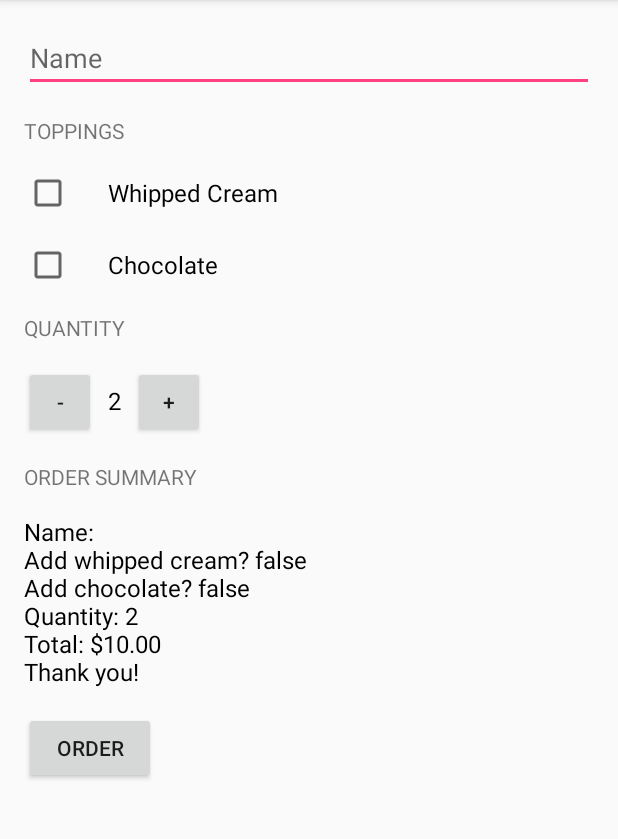
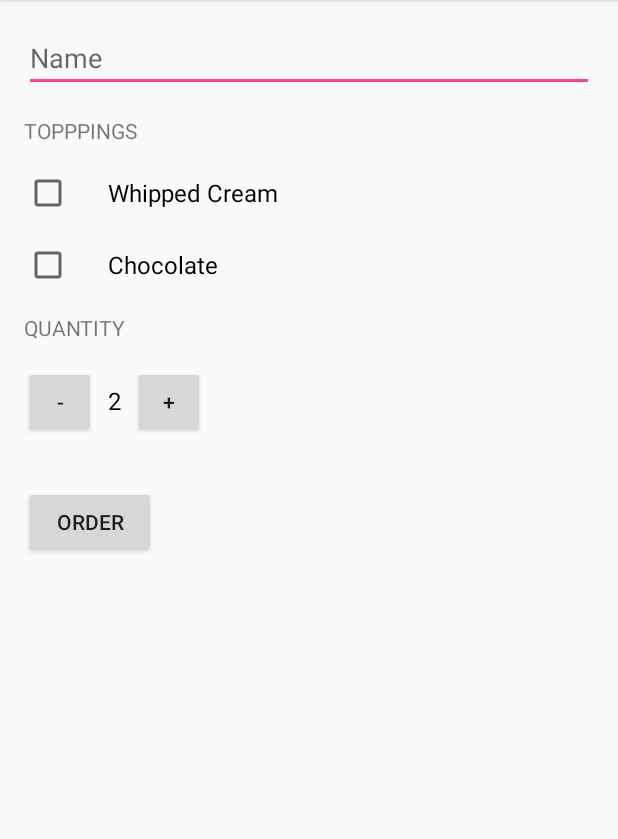
Before and after one commit to allerasouza/JustJava, an Android app: the screen it shows after launch (MainActivity), after a tap on "ORDER", on a phone screen of 412 x 824 dp, the part 84-923 px from its top. Run offline under Robolectric (Android 15) with nearby library versions, the phone set to English and light mode, and no system bars.

Commit message:
9) Styles

```diff
--- a/app/src/main/AndroidManifest.xml
+++ b/app/src/main/AndroidManifest.xml
@@ -1,6 +1,7 @@
 <?xml version="1.0" encoding="utf-8"?>
 <manifest xmlns:android="http://schemas.android.com/apk/res/android"
     package="com.example.android.justjava" >
+    <!--uses-permission android:name="com.android.alarm.permission.SET_ALARM" /-->
 
     <application
         android:allowBackup="true"
--- a/app/src/main/java/com/example/android/justjava/MainActivity.java
+++ b/app/src/main/java/com/example/android/justjava/MainActivity.java
@@ -6,12 +6,16 @@ package com.example.android.justjava;
  * package com.example.android.justjava;
  */
 
+import android.content.Intent;
+import android.net.Uri;
 import android.os.Bundle;
+//import android.provider.AlarmClock;
 import android.support.v7.app.AppCompatActivity;
 import android.view.View;
 import android.widget.CheckBox;
 import android.widget.EditText;
 import android.widget.TextView;
+import android.widget.Toast;
 
 import java.text.NumberFormat;
 
@@ -37,7 +41,29 @@ public class MainActivity extends AppCompatActivity {
     public void submitOrder(View view) {
         int price = calculatePrice();
         String priceMessage = createOrderSummary(price);
-        displayMessage(priceMessage);
+        //displayMessage(priceMessage);
+
+        /*Intent intent = new Intent(Intent.ACTION_SET_ALARM);
+        intent.setData(Uri.parse("geo:47.6, -122.3"));
+        if(intent.resolveActivity(getPackageManager()) != null)
+            startActivity(intent);*/
+
+        /*Intent intent = new Intent(AlarmClock.ACTION_SET_ALARM);
+        intent.putExtra(AlarmClock.EXTRA_MESSAGE, "AAS");
+        intent.putExtra(AlarmClock.EXTRA_HOUR, 20);
+        intent.putExtra(AlarmClock.EXTRA_MINUTES, 10);
+        if (intent.resolveActivity(getPackageManager()) != null) {
+            startActivity(intent);
+        }//<uses-permission android:name="com.android.alarm.permission.SET_ALARM" /> //AndroidManifest.xml
+        */
+        Intent intent = new Intent(Intent.ACTION_SENDTO);
+        intent.setData(Uri.parse("mailto:")); // only email apps should handle this
+        //intent.putExtra(Intent.EXTRA_SUBJECT, "JustJava order for " + ((EditText) findViewById(R.id.name_field)).getText().toString());
+        intent.putExtra(Intent.EXTRA_SUBJECT, getString(R.string.order_summary_name, ((EditText) findViewById(R.id.name_field)).getText().toString()));
+        intent.putExtra(Intent.EXTRA_TEXT, priceMessage);
+        if (intent.resolveActivity(getPackageManager()) != null) {
+            startActivity(intent);
+        }
     }
 
     /**
@@ -46,13 +72,12 @@ public class MainActivity extends AppCompatActivity {
      * @return Returns Order Summary
      */
     private String createOrderSummary(int totalPrice) {
-        String priceMessage = "Name: " + (((EditText) findViewById(R.id.name_field)).getText().toString()) + "\n";
-        priceMessage += "Add whipped cream? " + ((CheckBox) findViewById(R.id.whipped_cream_checkbox)).isChecked() + "\n";
-        priceMessage += "Add chocolate? " + ((CheckBox) findViewById(R.id.chocolate_checkbox)).isChecked() + "\n";
-        priceMessage += "Quantity: " + quantity + "\n";
-        //message += "Total: $" + totalPrice + "\n";
-        priceMessage += "Total: " + NumberFormat.getCurrencyInstance().format(totalPrice) + "\n";
-        priceMessage += "Thank you!";
+        String priceMessage = getString(R.string.order_summary_name, (((EditText) findViewById(R.id.name_field)).getText().toString())) + "\n";
+        priceMessage += getString(R.string.order_summary_whipped_cream, ((CheckBox) findViewById(R.id.whipped_cream_checkbox)).isChecked()) + "\n";
+        priceMessage += getString(R.string.order_summary_chocolate, ((CheckBox) findViewById(R.id.chocolate_checkbox)).isChecked()) + "\n";
+        priceMessage += getString(R.string.order_summary_quantity, quantity) + "\n";
+        priceMessage += getString(R.string.order_summary_price, NumberFormat.getCurrencyInstance().format(totalPrice)) + "\n";
+        priceMessage += getString(R.string.thank_you);
         return priceMessage;
     }
 
@@ -62,7 +87,12 @@ public class MainActivity extends AppCompatActivity {
      * @return total price
      */
     private int calculatePrice() {
-        return quantity * 5;
+        int basePrice = 5;
+        if(((CheckBox) findViewById(R.id.chocolate_checkbox)).isChecked())
+            basePrice += 2;
+        if(((CheckBox) findViewById(R.id.whipped_cream_checkbox)).isChecked())
+            basePrice += 1;
+        return quantity * basePrice;
     }
 
     /**
@@ -70,8 +100,11 @@ public class MainActivity extends AppCompatActivity {
      */
     public void increment(View view) {
         quantity = quantity + 1;
+        if (quantity > 100) {
+            quantity = 100;
+            Toast.makeText(this, "You cannot have more than " + quantity + " coffees", Toast.LENGTH_SHORT).show();
+        }
         displayQuantity(quantity);
-        //displayPrice(quantity*5);
     }
 
     /**
@@ -80,10 +113,11 @@ public class MainActivity extends AppCompatActivity {
     public void decrement(View view) {
 
         quantity = quantity - 1;
-        if (quantity < 0)
-            quantity = 0;
+        if (quantity < 1) {
+            quantity = 1;
+            Toast.makeText(this, "You cannot have less than " + quantity + " coffee", Toast.LENGTH_SHORT).show();
+        }
         displayQuantity(quantity);
-        //displayPrice(quantity*5);
     }
 
     /**
--- a/app/src/main/res/layout/activity_main.xml
+++ b/app/src/main/res/layout/activity_main.xml
@@ -14,14 +14,14 @@
             android:layout_width="match_parent"
             android:layout_height="wrap_content"
             android:layout_marginBottom="16dp"
-            android:hint="Name"
+            android:hint="@string/name"
             android:inputType="textCapWords" />
 
         <TextView
             android:layout_width="wrap_content"
             android:layout_height="wrap_content"
             android:layout_marginBottom="16dp"
-            android:text="Toppings"
+            android:text="@string/toppings"
             android:textAllCaps="true" />
 
         <CheckBox
@@ -30,7 +30,7 @@
             android:layout_height="wrap_content"
             android:layout_marginBottom="16dp"
             android:paddingLeft="24dp"
-            android:text="Whipped Cream"
+            android:text="@string/whipped_cream"
             android:textSize="16sp" />
         <CheckBox
             android:id="@+id/chocolate_checkbox"
@@ -38,7 +38,7 @@
             android:layout_height="wrap_content"
             android:layout_marginBottom="16dp"
             android:paddingLeft="24dp"
-            android:text="Chocolate"
+            android:text="@string/chocolate"
             android:textSize="16sp" />
 
         <TextView
@@ -46,7 +46,7 @@
             android:layout_width="wrap_content"
             android:layout_height="wrap_content"
             android:layout_marginBottom="16dp"
-            android:text="Quantity"
+            android:text="@string/quantity"
             android:textAllCaps="true" />
 
         <LinearLayout
@@ -87,16 +87,18 @@
             android:layout_width="wrap_content"
             android:layout_height="wrap_content"
             android:layout_marginBottom="16dp"
-            android:text="Order Summary"
-            android:textAllCaps="true" />
+            android:text="@string/order_summary"
+            android:textAllCaps="true"
+            android:visibility="gone" />
 
         <TextView
             android:id="@+id/order_summary_text_view"
             android:layout_width="wrap_content"
             android:layout_height="wrap_content"
-            android:text="R$0,00"
+            android:text="R$10,00"
             android:textColor="@android:color/black"
-            android:textSize="16sp" />
+            android:textSize="16sp"
+            android:visibility="gone" />
 
         <Button
             android:id="@+id/button"
@@ -104,7 +106,7 @@
             android:layout_height="wrap_content"
             android:layout_marginTop="16dp"
             android:onClick="submitOrder"
-            android:text="Order"
+            android:text="@string/order"
             android:textAllCaps="true" />
 
 
--- a/app/src/main/res/values/strings.xml
+++ b/app/src/main/res/values/strings.xml
@@ -1,3 +1,18 @@
-<resources>
+<?xml version="1.0" encoding="utf-8"?>
+<resources xmlns:xliff="urn:oasis:names:tc:xliff:document:1.2">
     <string name="app_name">Just Java</string>
+    <string name="name">Name</string>
+    <string name="toppings">Topppings</string>
+    <string name="whipped_cream">Whipped Cream</string>
+    <string name="chocolate">Chocolate</string>
+    <string name="quantity">Quantity</string>
+    <string name="order_summary">Order Summary</string>
+    <string name="order">Order</string>
+    <string name="order_summary_email">JustJava order for <xliff:g example="Amy" id="subject">%s</xliff:g></string>
+    <string name="order_summary_name">Name: <xliff:g example="Amy" id="name">%s</xliff:g></string>
+    <string name="order_summary_whipped_cream">Add whipped cream? <xliff:g example="true" id="addwhippedcream">%b</xliff:g></string>
+    <string name="order_summary_chocolate">Add chocolate? <xliff:g example="false" id="addchocolate">%b</xliff:g></string>
+    <string name="order_summary_quantity">Quantity: <xliff:g example="2" id="quantity">%d</xliff:g></string>
+    <string name="order_summary_price">Total: <xliff:g example="$10" id="price">%s</xliff:g></string>
+    <string name="thank_you">Thank you!</string>
 </resources>
```
Also changed, not shown: 1 other file.
